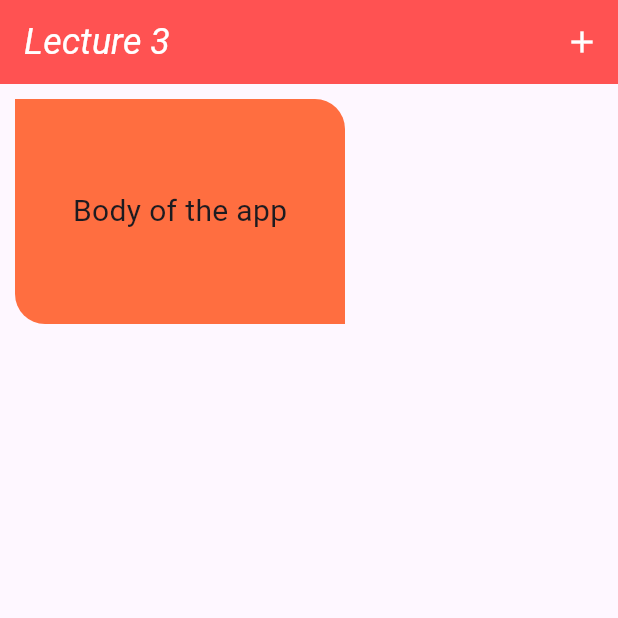
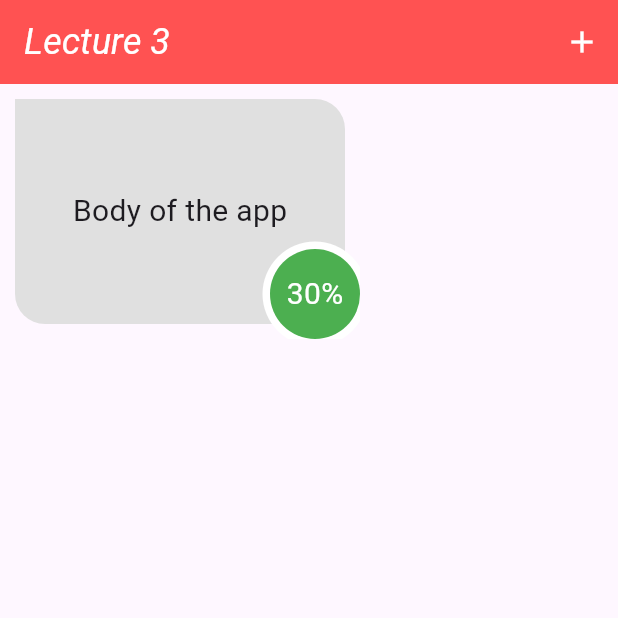
Before and after one commit to adhamStudy/flutter_lectures, a Flutter app: the screen it shows after launch, on a phone screen of 412 x 824 dp, the top half of it. Run offline on Flutter 3.47's test engine with Material 3 defaults, Android fonts, the light colour scheme and no system bars.

Commit message:
Stack container done

```diff
--- a/lib/main.dart
+++ b/lib/main.dart
@@ -35,19 +35,58 @@ class MyApp extends StatelessWidget{
       //      overflow: TextOverflow.fade,
       //
       //    ),
-         Container(
-           decoration: BoxDecoration(color: Colors.deepOrangeAccent,
-           borderRadius: BorderRadius.only(bottomLeft: Radius.circular(20),topRight: Radius.circular(20)),
+      //    Container(
+      //      decoration: BoxDecoration(color: Colors.deepOrangeAccent,
+      //      borderRadius: BorderRadius.only(bottomLeft: Radius.circular(20),topRight: Radius.circular(20)),
+      //
+      //
+      //
+      //      ),
+      //      margin: EdgeInsets.all(10),
+      //      width: 220,
+      //      height : 150,
+      //      // color: Colors.deepOrangeAccent,
+      //      child: Center(child: MyText('Body of the app'),),
+      //    )
+         Stack(children: [
+           Container(
+                decoration: BoxDecoration(color: Colors.grey.shade300,
+                borderRadius: BorderRadius.only(bottomLeft: Radius.circular(20),topRight: Radius.circular(20)),
+                ),
+                margin: EdgeInsets.all(10),
+                width: 220,
+                height : 150,
+                // color: Colors.deepOrangeAccent,
+                child: Center(child: MyText('Body of the app'),),
+              ),
 
+           Positioned(
+             top: 105,
+             left: 175,
+             child: Container(
+               width:70,
+               height: 70,
+               // child: Center(child: Text('30%',style: TextStyle(color: Colors.white),),),
+               decoration: BoxDecoration(color: Colors.white,
 
+                   borderRadius: BorderRadius.circular(50)
+               ),
+             ),
+           ),
+           Positioned(
+             top: 110,
+             left: 180,
+             child: Container(
+               width:60,
+               height: 60,
+               child: Center(child: Text('30%',style: TextStyle(color: Colors.white,fontSize: 20),),),
+               decoration: BoxDecoration(color: Colors.green,
 
+                   borderRadius: BorderRadius.circular(50)
+               ),
+             ),
            ),
-           margin: EdgeInsets.all(10),
-           width: 220,
-           height : 150,
-           // color: Colors.deepOrangeAccent,
-           child: Center(child: MyText('Body of the app'),),
-         )
+         ],)
       ),
       )
     ;
```
